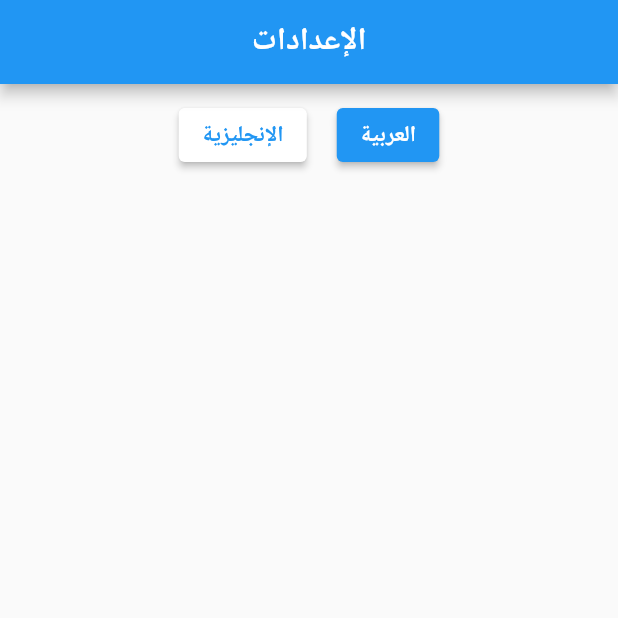
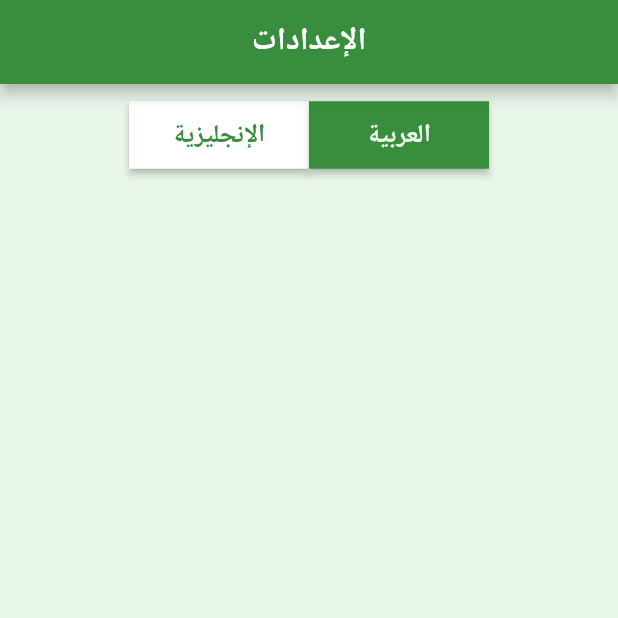
Before and after one commit to daniawaffle/countries, a Flutter app: the screen it shows after launch, after a tap on "Arabic", on a phone screen of 412 x 824 dp, the top half of it. Run offline on Flutter 3.47's test engine with Material 2 defaults, Android fonts, the phone set to English and light mode, and no system bars; our stand-ins replace dio, get_it, hive_flutter, otp_text_field; missing offline and left inert: otp_timer_button; accounts and stored records are empty; generated files the repository leaves out were written again; network calls fail.

Commit message:
enhanced design

```diff
--- a/lib/constants.dart
+++ b/lib/constants.dart
@@ -1,3 +1,5 @@
+import 'package:flutter/material.dart';
+
 const String baseUrl = "https://www.helpera.app/";
 const String languageHiveBox = "languageBox";
 const String languageHiveKey = "languageKey";
@@ -8,3 +10,5 @@ const String enLocale = "en";
 const String arLocale = "ar";
 const String getMethod = "GET";
 const String postMethod = "POST";
+Color primaryColor = Colors.green.shade700;
+Color secendaryColor = Colors.green.shade50;
--- a/lib/screens/startup/startup_bloc.dart
+++ b/lib/screens/startup/startup_bloc.dart
@@ -1,11 +1,8 @@
 import 'dart:async';
-
 import 'package:countries_app/locater.dart';
 import 'package:countries_app/models/country_model.dart';
 import 'package:countries_app/services/hive.dart';
 import 'package:dio/dio.dart';
-import 'package:intl/intl.dart';
-
 import '../../constants.dart';
 import '../../services/api.dart';
 
@@ -17,9 +14,6 @@ class StartupBloc {
           .getValue(boxName: languageHiveBox, key: languageHiveKey) ??
       "en";
   List<Country> countries = [];
-  void printLocale() {
-    print(Intl.defaultLocale);
-  }
 
   Future<List<Country>> getCountries() async {
     final responbse = await locator<ApiService>().apiRequest(
@@ -37,4 +31,11 @@ class StartupBloc {
     countriesStreamController.sink.add(countries);
     return countries;
   }
+
+  Future<void> saveLanguageToHive(localLanguage) async {
+    language = localLanguage;
+
+    await locator<HiveService>().setValue<String>(
+        boxName: languageHiveBox, key: languageHiveKey, value: language!);
+  }
 }
--- a/lib/screens/startup/startup_screen.dart
+++ b/lib/screens/startup/startup_screen.dart
@@ -1,12 +1,10 @@
-import 'package:countries_app/locater.dart';
 import 'package:countries_app/screens/login/login_screen.dart';
 import 'package:countries_app/screens/startup/startup_bloc.dart';
 import 'package:countries_app/screens/startup/widgets/list_tile_widget.dart';
-import 'package:countries_app/services/hive.dart';
 import 'package:flutter/material.dart';
 import '../../constants.dart';
-import '../../main.dart';
 import 'package:flutter_gen/gen_l10n/app_localizations.dart';
+import 'widgets/language_button.dart';
 
 class StartupScreen extends StatefulWidget {
   const StartupScreen({super.key});
@@ -28,7 +26,9 @@ class _StartupScreenState extends State<StartupScreen> {
   Widget build(BuildContext context) {
     startupBloc.getCountries();
     return Scaffold(
+        backgroundColor: secendaryColor,
         appBar: AppBar(
+          backgroundColor: primaryColor,
           title: Text(AppLocalizations.of(context)!.setupText),
           centerTitle: true,
         ),
@@ -41,61 +41,15 @@ class _StartupScreenState extends State<StartupScreen> {
                 child: Row(
                   mainAxisAlignment: MainAxisAlignment.center,
                   children: <Widget>[
-                    Padding(
-                      padding: const EdgeInsets.symmetric(horizontal: 10.0),
-                      child: ElevatedButton(
-                        style: ElevatedButton.styleFrom(
-                          backgroundColor: startupBloc.language == enLocale
-                              ? Colors.blue
-                              : Colors.white,
-                        ),
-                        onPressed: () async {
-                          startupBloc.language = enLocale;
-
-                          await locator<HiveService>().setValue<String>(
-                              boxName: languageHiveBox,
-                              key: languageHiveKey,
-                              value: startupBloc.language!);
-                          if (mounted) MainApp.of(context)?.rebuild();
-                          startupBloc.printLocale();
-                        },
-                        child: Text(
-                          // 'english-text'.i18n(),
-                          AppLocalizations.of(context)!.englishText,
-                          style: TextStyle(
-                              color: startupBloc.language == enLocale
-                                  ? Colors.white
-                                  : Colors.blue),
-                        ),
-                      ),
+                    LanguageButton(
+                      label: AppLocalizations.of(context)!.englishText,
+                      startupBloc: startupBloc,
+                      localLanguage: enLocale,
                     ),
-                    Padding(
-                      padding: const EdgeInsets.symmetric(horizontal: 10.0),
-                      child: ElevatedButton(
-                        style: ElevatedButton.styleFrom(
-                          backgroundColor: startupBloc.language == arLocale
-                              ? Colors.blue
-                              : Colors.white,
-                        ),
-                        onPressed: () async {
-                          startupBloc.language = arLocale;
-
-                          await locator<HiveService>().setValue<String>(
-                              boxName: languageHiveBox,
-                              key: languageHiveKey,
-                              value: startupBloc.language!);
-
-                          if (mounted) MainApp.of(context)?.rebuild();
-                          startupBloc.printLocale();
-                        },
-                        child: Text(
-                          AppLocalizations.of(context)!.arabicText,
-                          style: TextStyle(
-                              color: startupBloc.language == arLocale
-                                  ? Colors.white
-                                  : Colors.blue),
-                        ),
-                      ),
+                    LanguageButton(
+                      label: AppLocalizations.of(context)!.arabicText,
+                      startupBloc: startupBloc,
+                      localLanguage: arLocale,
                     ),
                   ],
                 ),
--- /dev/null
+++ b/lib/screens/startup/widgets/language_button.dart
@@ -0,0 +1,48 @@
+import 'package:flutter/material.dart';
+import '../../../constants.dart';
+import '../../../main.dart';
+import '../startup_bloc.dart';
+
+class LanguageButton extends StatefulWidget {
+  const LanguageButton({
+    super.key,
+    required this.startupBloc,
+    required this.localLanguage,
+    required this.label,
+  });
+
+  final StartupBloc startupBloc;
+  final String localLanguage;
+  final String label;
+  @override
+  State<LanguageButton> createState() => _LanguageButtonState();
+}
+
+class _LanguageButtonState extends State<LanguageButton> {
+  @override
+  Widget build(BuildContext context) {
+    return ElevatedButton(
+      style: ElevatedButton.styleFrom(
+          minimumSize: const Size(120, 45),
+          backgroundColor: widget.startupBloc.language == widget.localLanguage
+              ? primaryColor
+              : Colors.white,
+          shape: const RoundedRectangleBorder(
+            borderRadius: BorderRadius.zero,
+          )),
+      onPressed: () async {
+        widget.startupBloc.saveLanguageToHive(widget.localLanguage);
+        if (mounted) MainApp.of(context)?.rebuild();
+      },
+      child: Text(
+        widget.label,
+        style: TextStyle(
+            fontSize: 17,
+            fontWeight: FontWeight.bold,
+            color: widget.startupBloc.language == widget.localLanguage
+                ? secendaryColor
+                : primaryColor),
+      ),
+    );
+  }
+}
```
Also changed, not shown: lib/screens/startup/widgets/list_tile_widget.dart (+16 -19 lines).
